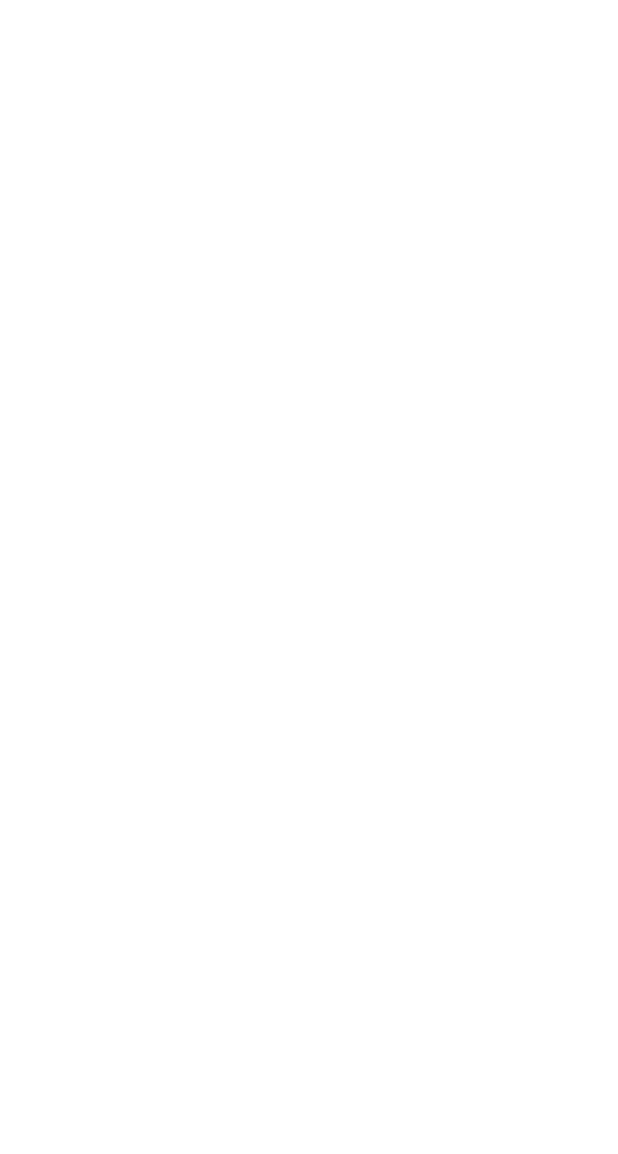
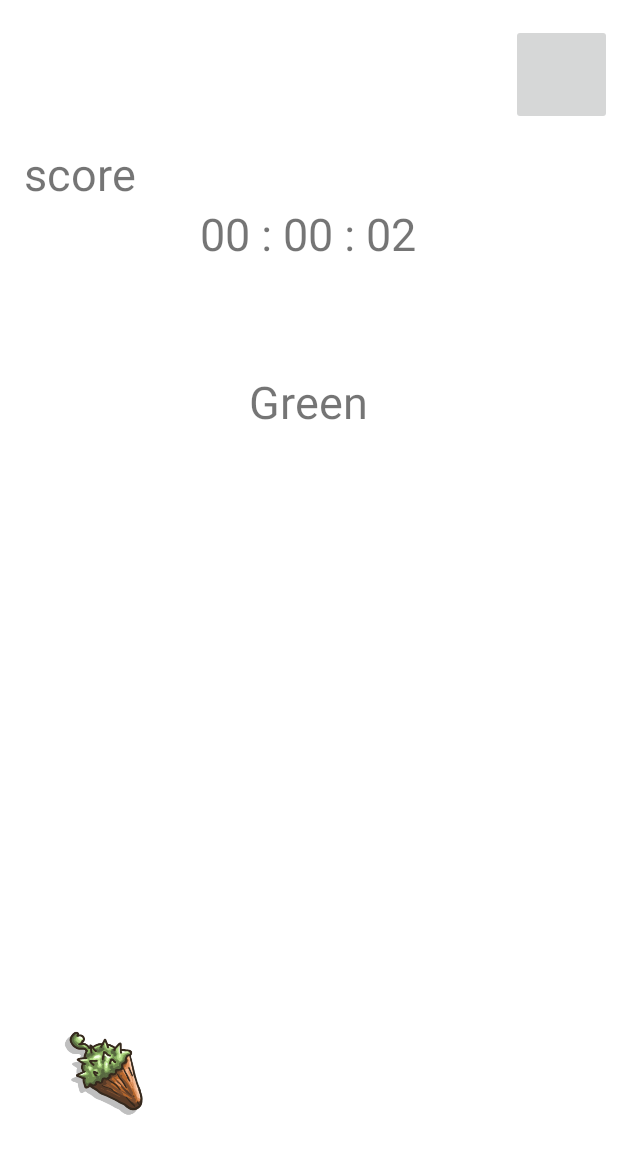
Before and after one commit to SayoCrabs/SlashBubble_tp_android, an Android app: the GameActivity screen opened directly, with no data from a screen before it, on a phone screen of 412 x 824 dp. Before the commit the part shown is empty. Shown: the top 1154 px of the screen. Run offline under Robolectric (Android 15) with nearby library versions, the phone set to English and light mode, and no system bars.

Commit message:
Thread working
Color name change
Timer work
Score work
Pause button work

```diff
--- a/app/src/main/AndroidManifest.xml
+++ b/app/src/main/AndroidManifest.xml
@@ -18,11 +18,11 @@
             android:name=".ShopActivity"
             android:exported="true" />
         <activity
-            android:name=".SettingsActivity"
+            android:name=".settings.SettingsActivity"
             android:label="@string/fr_language"
             android:exported="true" />
         <activity
-            android:name=".GameActivity"
+            android:name=".game.GameActivity"
             android:exported="true" />
         <activity
             android:name=".MainActivity"
--- a/app/src/main/java/com/example/slashbubble_tp_android/GameActivity.java
+++ /dev/null
@@ -1,14 +0,0 @@
-package com.example.slashbubble_tp_android;
-
-import androidx.appcompat.app.AppCompatActivity;
-
-import android.os.Bundle;
-
-public class GameActivity extends AppCompatActivity {
-
-    @Override
-    protected void onCreate(Bundle savedInstanceState) {
-        super.onCreate(savedInstanceState);
-        setContentView(R.layout.activity_game);
-    }
-}
--- a/app/src/main/java/com/example/slashbubble_tp_android/MainActivity.java
+++ b/app/src/main/java/com/example/slashbubble_tp_android/MainActivity.java
@@ -9,6 +9,9 @@ import android.os.Bundle;
 import android.util.Log;
 import android.view.View;
 import android.widget.Button;
+
+import com.example.slashbubble_tp_android.game.GameActivity;
+import com.example.slashbubble_tp_android.settings.SettingsActivity;
 
 public class MainActivity extends AppCompatActivity implements View.OnClickListener {
     private static final String TAG = "MyActivity";
--- /dev/null
+++ b/app/src/main/java/com/example/slashbubble_tp_android/game/ColorManager.java
@@ -0,0 +1,26 @@
+package com.example.slashbubble_tp_android.game;
+
+import com.example.slashbubble_tp_android.App;
+import com.example.slashbubble_tp_android.R;
+
+import java.util.ArrayList;
+import java.util.List;
+
+public class ColorManager {
+
+    // A mettre en bdd
+    List<String> colorName = new ArrayList<>();
+
+    public ColorManager()
+    {
+        colorName.add(App.getAppResources().getString(R.string.red));
+        colorName.add(App.getAppResources().getString(R.string.blue));
+        colorName.add(App.getAppResources().getString(R.string.green));
+    }
+
+    public String changeColorName ()
+    {
+        int r = (int) (0 + Math.random() * (colorName.toArray().length - 0));
+        return colorName.get(r);
+    }
+}
--- /dev/null
+++ b/app/src/main/java/com/example/slashbubble_tp_android/game/GameActivity.java
@@ -0,0 +1,149 @@
+package com.example.slashbubble_tp_android.game;
+
+import androidx.appcompat.app.AppCompatActivity;
+import androidx.constraintlayout.widget.ConstraintLayout;
+
+import android.content.Intent;
+import android.graphics.Bitmap;
+import android.os.Bundle;
+import android.util.Log;
+import android.view.View;
+import android.widget.ImageButton;
+import android.widget.ImageView;
+import android.widget.TextView;
+
+import com.example.slashbubble_tp_android.App;
+import com.example.slashbubble_tp_android.CreditActivity;
+import com.example.slashbubble_tp_android.R;
+import com.example.slashbubble_tp_android.ShopActivity;
+import com.example.slashbubble_tp_android.settings.SettingsActivity;
+
+import java.util.ArrayList;
+import java.util.List;
+import java.util.Random;
+import java.util.Timer;
+import java.util.TimerTask;
+
+public class GameActivity extends AppCompatActivity implements View.OnClickListener {
+    private static final String TAG = "GameActivity";
+
+    TextView timerText;
+    TextView score; int scoreNb;
+    TextView colorText;
+
+    ImageButton pauseButton;
+
+    ImageView firstImage;
+    ImageView secondImage;
+    ImageView thirdImage;
+    List<ImageView> containerImage = new ArrayList<>();
+
+    // if timer not running stop or not start bubble spawn
+    boolean timerRunning = true;
+
+    // timer attributes
+    Timer timer;
+    TimerTask timerTask;
+    Double time = 0.0;
+
+    ColorManager colorManager;
+
+    @Override
+    protected void onCreate(Bundle savedInstanceState) {
+        super.onCreate(savedInstanceState);
+        setContentView(R.layout.activity_game);
+
+        colorManager = new ColorManager();
+
+        pauseButton = findViewById(R.id.pauseButton);
+        pauseButton.setOnClickListener(this);
+
+        timerText = findViewById(R.id.timerText);
+        score = findViewById(R.id.score);
+        colorText = findViewById(R.id.colorText);
+
+        firstImage = findViewById(R.id.firstImage);
+        secondImage = findViewById(R.id.secondImage);
+        thirdImage = findViewById(R.id.thirdImage);
+
+        // add on List of image view
+        containerImage.add(firstImage);
+        containerImage.add(secondImage);
+        containerImage.add(thirdImage);
+
+        // add the onClickListener on all imageView
+        for(ImageView img : containerImage)
+        {
+            img.setOnClickListener(this);
+        }
+
+        timer = new Timer();
+        startTimer();
+
+    }
+
+    @Override
+    protected void onPause() {
+        super.onPause();
+        timerRunning = false;
+        timerTask.cancel();
+    }
+
+    @Override
+    protected void onRestart() {
+        super.onRestart();
+        timerRunning = true;
+        startTimer();
+    }
+
+    void startTimer() {
+        timerTask = new TimerTask() {
+            @Override
+            public void run() {
+                runOnUiThread(new Runnable() {
+                    @Override
+                    public void run() {
+                        time++;
+                        timerText.setText(getTimerText());
+                    }
+                });
+            }
+        };
+        timer.scheduleAtFixedRate(timerTask, 0, 1000);
+        // set the first color when the timer is started
+        colorText.setText(colorManager.changeColorName());
+    }
+
+    String getTimerText() {
+        int rounded = (int) Math.round(time);
+        int second = ((rounded % 6400) % 3600) % 60;
+        int minutes = ((rounded % 6400) % 3600) / 60;
+        int hours = ((rounded % 6400) / 3600);
+        return formatTime(second, minutes, hours);
+    }
+
+    private String formatTime(int s, int m, int h) {
+        return String.format("%02d", h) + " : " + String.format("%02d", m) + " : " + String.format("%02d", s);
+    }
+
+    @Override
+    public void onClick(View vi)
+    {
+        if (vi.getTransitionName() == colorText.getText())
+        {
+            scoreNb++;
+            score.setText("" + scoreNb);
+            colorText.setText(colorManager.changeColorName());
+        }
+        else if (vi.getId() == R.id.pauseButton)
+        {
+            onPause();
+        }
+        else
+        {
+            //gameOver
+        }
+    }
+
+
+}
--- a/app/src/main/java/com/example/slashbubble_tp_android/Language.java
+++ b/app/src/main/java/com/example/slashbubble_tp_android/settings/Language.java
@@ -1,4 +1,7 @@
-package com.example.slashbubble_tp_android;
+package com.example.slashbubble_tp_android.settings;
+
+import com.example.slashbubble_tp_android.App;
+import com.example.slashbubble_tp_android.R;
 
 public class Language {
     private String name;
--- a/app/src/main/res/layout/activity_game.xml
+++ b/app/src/main/res/layout/activity_game.xml
@@ -4,6 +4,84 @@
     xmlns:tools="http://schemas.android.com/tools"
     android:layout_width="match_parent"
     android:layout_height="match_parent"
-    tools:context=".GameActivity">
+    android:id="@+id/cl"
+    tools:context=".game.GameActivity">
+
+
+    <TextView
+        android:id="@+id/timerText"
+        android:layout_width="wrap_content"
+        android:layout_height="wrap_content"
+        android:layout_marginBottom="648dp"
+        android:text="timer"
+        android:textSize="30dp"
+        app:layout_constraintBottom_toBottomOf="parent"
+        app:layout_constraintHorizontal_bias="0.498"
+        app:layout_constraintLeft_toLeftOf="parent"
+        app:layout_constraintRight_toRightOf="parent" />
+
+    <TextView
+        android:id="@+id/score"
+        android:layout_width="137dp"
+        android:layout_height="wrap_content"
+        android:layout_marginBottom="688dp"
+        android:text="score"
+        android:textSize="30dp"
+        app:layout_constraintBottom_toBottomOf="parent"
+        app:layout_constraintHorizontal_bias="0.058"
+        app:layout_constraintLeft_toLeftOf="parent"
+        app:layout_constraintRight_toRightOf="parent" />
+
+    <TextView
+        android:id="@+id/colorText"
+        android:layout_width="wrap_content"
+        android:layout_height="wrap_content"
+        android:layout_marginBottom="536dp"
+        android:text="COLOR"
+        android:textSize="30dp"
+        app:layout_constraintBottom_toBottomOf="parent"
+        app:layout_constraintHorizontal_bias="0.498"
+        app:layout_constraintLeft_toLeftOf="parent"
+        app:layout_constraintRight_toRightOf="parent" />
+
+    <ImageButton
+        android:id="@+id/pauseButton"
+        android:layout_width="67dp"
+        android:layout_height="67dp"
+        android:layout_marginTop="16dp"
+        android:layout_marginRight="4dp"
+        app:layout_constraintRight_toRightOf="parent"
+        app:layout_constraintTop_toTopOf="parent" />
+
+    <LinearLayout
+        android:id="@+id/containerImage"
+        android:layout_width="350dp"
+        android:layout_height="76dp"
+        android:layout_marginBottom="72dp"
+        android:orientation="horizontal"
+        app:layout_constraintBottom_toBottomOf="parent"
+        app:layout_constraintHorizontal_bias="0.491"
+        app:layout_constraintLeft_toLeftOf="parent"
+        app:layout_constraintRight_toRightOf="parent">
+
+        <ImageView
+            android:id="@+id/firstImage"
+            android:transitionName="@string/red"
+            android:layout_width="80dp"
+            android:layout_height="match_parent"
+            android:background="@drawable/test"/>
+
+        <ImageView
+            android:id="@+id/secondImage"
+            android:transitionName="@string/blue"
+            android:layout_width="80dp"
+            android:layout_height="match_parent" />
+
+        <ImageView
+            android:id="@+id/thirdImage"
+            android:transitionName="@string/green"
+            android:layout_width="80dp"
+            android:layout_height="match_parent" />
+    </LinearLayout>
 
 </androidx.constraintlayout.widget.ConstraintLayout>
--- a/app/src/main/res/layout/activity_settings.xml
+++ b/app/src/main/res/layout/activity_settings.xml
@@ -4,7 +4,7 @@
     xmlns:tools="http://schemas.android.com/tools"
     android:layout_width="match_parent"
     android:layout_height="match_parent"
-    tools:context=".SettingsActivity">
+    tools:context=".settings.SettingsActivity">
 
     <LinearLayout
         android:id="@+id/layoutSound"
--- a/app/src/main/res/values/strings.xml
+++ b/app/src/main/res/values/strings.xml
@@ -19,4 +19,9 @@
     <string name="warning">Warning !</string>
     <string name="quit">Quit</string>
 
+    <!-- Color -->
+    <string name="red">Red</string>
+    <string name="blue">Blue</string>
+    <string name="green">Green</string>
+
 </resources>
```
Also changed, not shown: app/src/main/java/com/example/slashbubble_tp_android/settings/SettingsActivity.java (renamed from app/src/main/java/com/example/slashbubble_tp_android/SettingsActivity.java, +3 -11 lines), app/src/main/res/drawable/bubble_pop.png (added), app/src/main/res/drawable/test.png (added), 1 other file.
